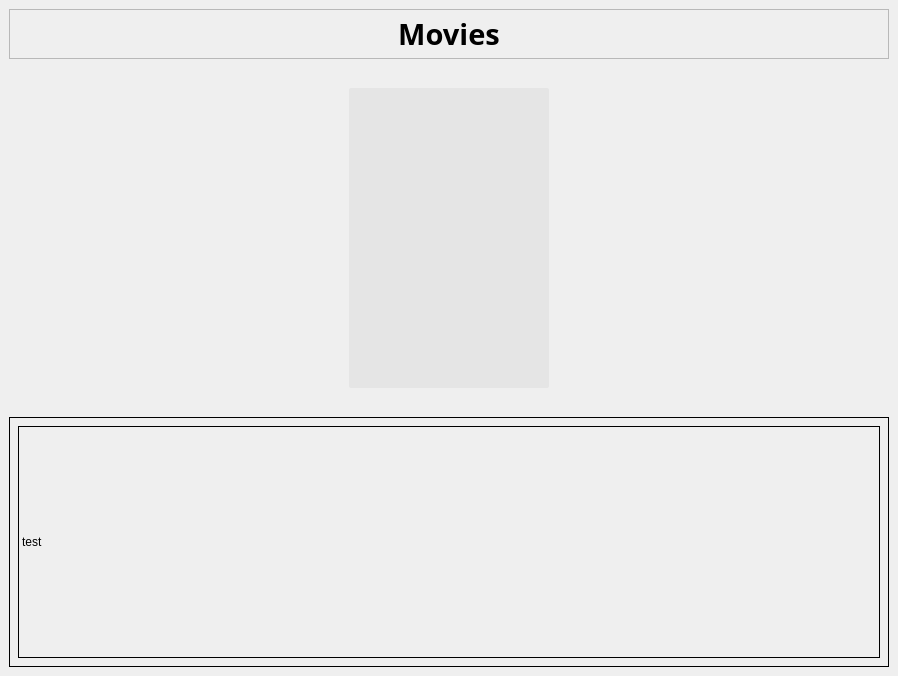
xbryan25/movie-tvshow-review-app, file ui/choose-titles-page.ui: the form before one commit.
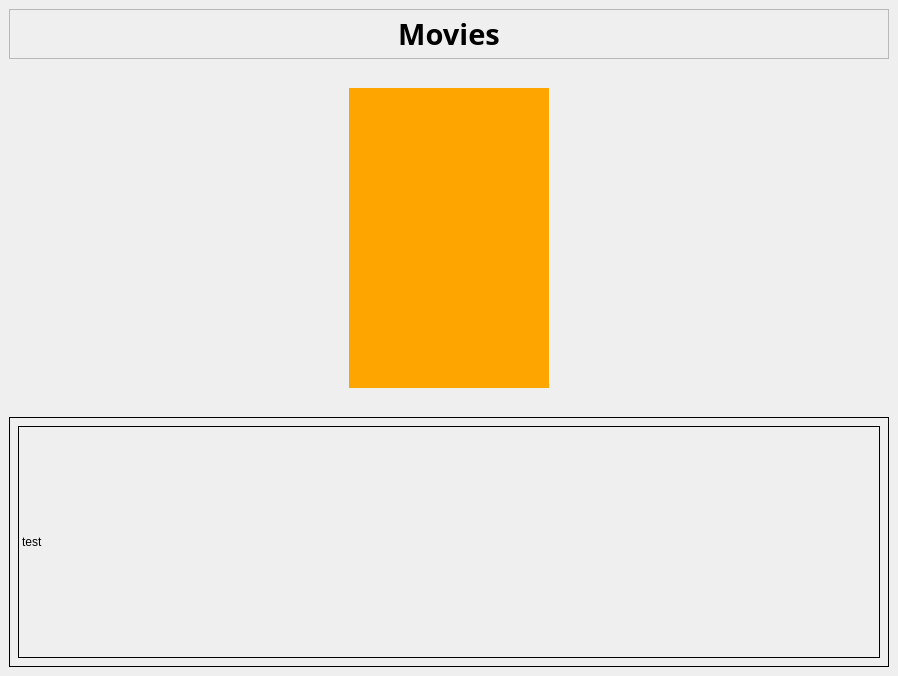
The form after the commit.

Commit message: Add border when a poster is hovered

The edit to the form file:
```diff
--- a/ui/choose-titles-page.ui
+++ b/ui/choose-titles-page.ui
@@ -127,9 +127,7 @@
           </property>
           <property name="styleSheet">
            <string notr="true">QLabel{
-background-color: rgb(229, 229, 229);
-border-radius: 2px;
-
+background-color: orange;
 border-style: outset;
 }
 
```
Left out of the diff: 4 changed lines with no effect on the pictures. The commit also changes 3 other files.
